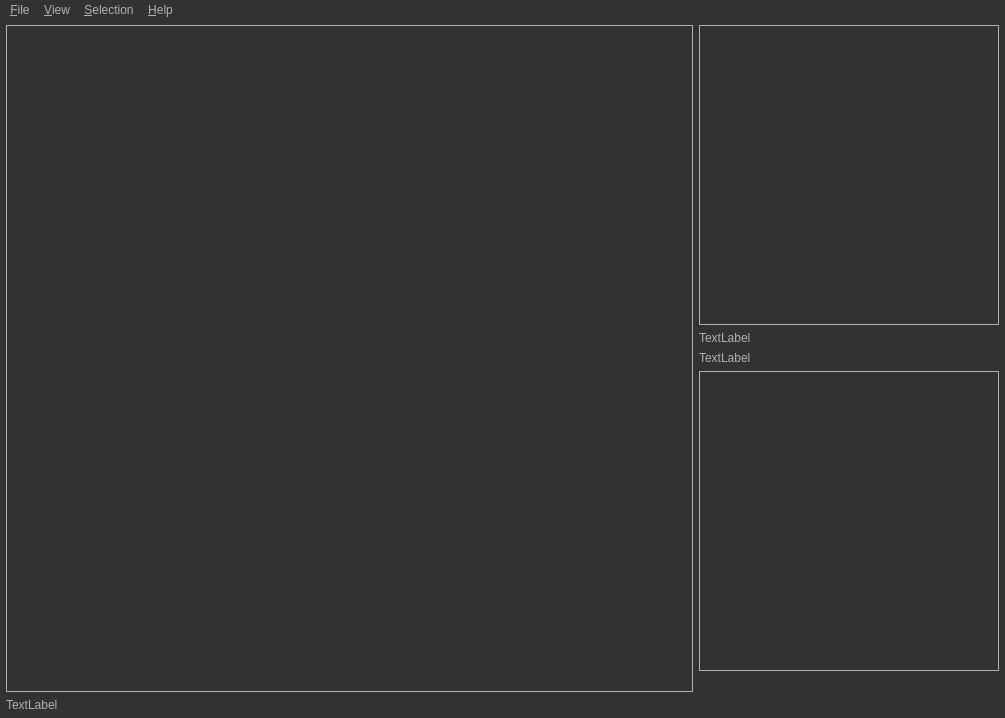
Qt form src/saisieQT/mainwindow.ui (micmacIGN/micmac) before a commit.
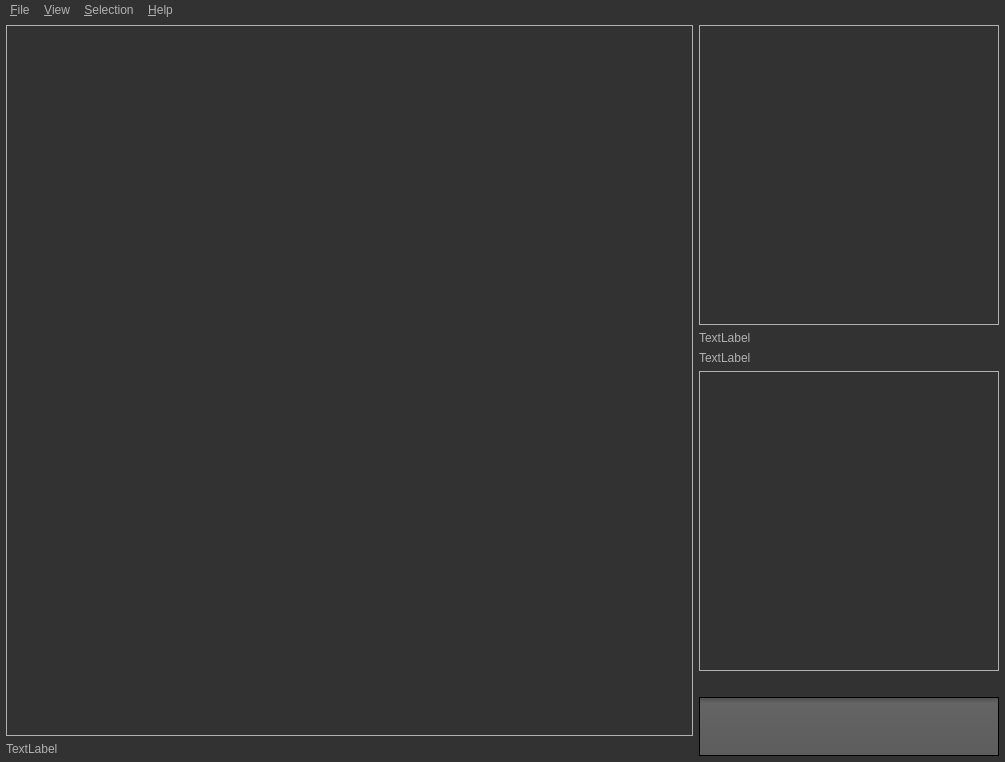
The same form after that commit. Icons and pictures are not drawn.

Commit message: SaisieQT : treeView

What changed in the file:
```diff
--- a/src/saisieQT/mainwindow.ui
+++ b/src/saisieQT/mainwindow.ui
@@ -7,7 +7,7 @@
     <x>0</x>
     <y>0</y>
     <width>1005</width>
-    <height>718</height>
+    <height>762</height>
    </rect>
   </property>
   <property name="acceptDrops">
@@ -612,6 +612,29 @@
         </property>
        </widget>
       </item>
+      <item>
+       <widget class="QLabel" name="label">
+        <property name="text">
+         <string/>
+        </property>
+       </widget>
+      </item>
+      <item>
+       <widget class="QTreeView" name="treeView">
+        <property name="sizePolicy">
+         <sizepolicy hsizetype="Preferred" vsizetype="Expanding">
+          <horstretch>0</horstretch>
+          <verstretch>0</verstretch>
+         </sizepolicy>
+        </property>
+        <property name="minimumSize">
+         <size>
+          <width>300</width>
+          <height>0</height>
+         </size>
+        </property>
+       </widget>
+      </item>
       <item>
        <spacer name="verticalSpacer">
         <property name="orientation">
```
The commit also changes 8 other files.
